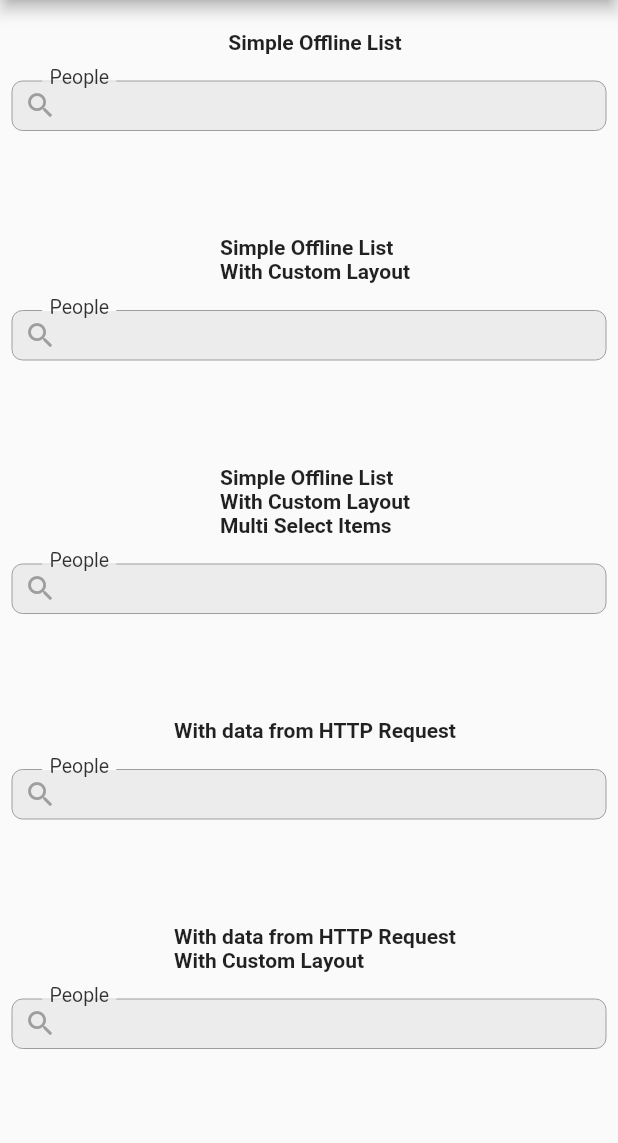
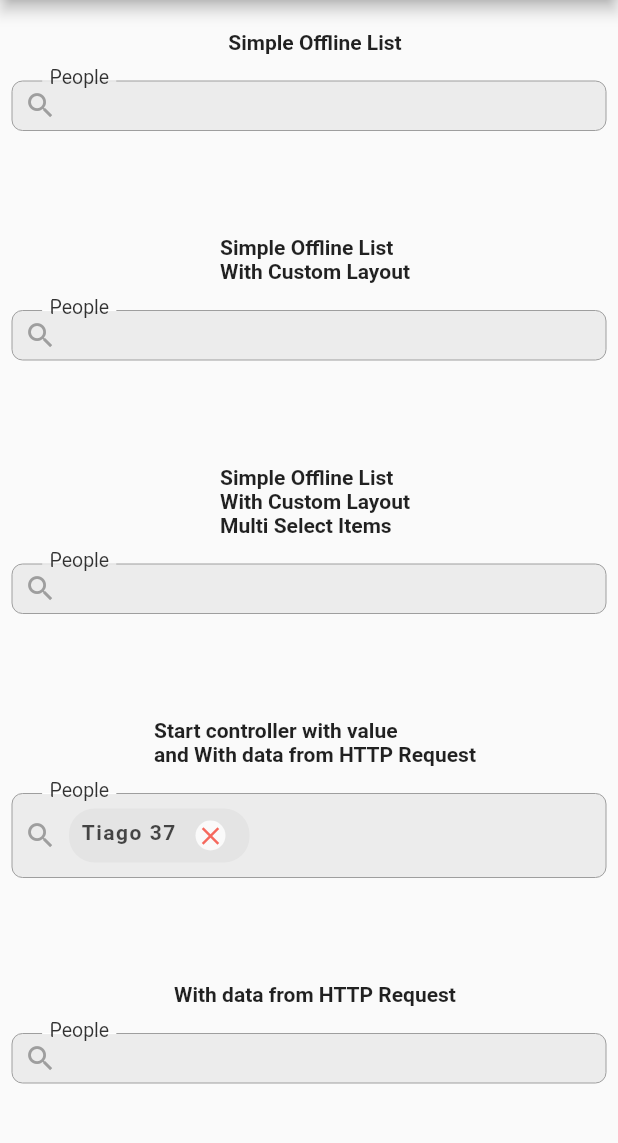
Before and after one commit to tiagosito/easy_search, a Flutter app: the screen it shows after launch, on a phone screen of 412 x 824 dp, the part 84-1227 px from its top. Run offline on Flutter 3.47's test engine with Material 2 defaults, Android fonts, the phone set to English and light mode, and no system bars; our stand-ins replace dio.

Commit message:
Added Option [startWithValue]

````diff
--- a/example/lib/main.dart
+++ b/example/lib/main.dart
@@ -135,6 +135,32 @@ class _MyHomePageState extends State<MyHomePage> {
             SizedBox(
               height: 50,
             ),
+            buildInformation(information: 'Start controller with value\nand With data from HTTP Request'),
+            EasySearch(
+              onSearch: (text) {
+                print('Filter Query: $text');
+                return getData(name: text);
+              },
+              startWithValue: true,
+              searchResultSettings: SearchResultSettings(
+                padding: EdgeInsets.only(left: 8.0, top: 8.0, right: 8.0),
+                label: LabelSettings.searchLabel(value: 'People'),
+              ),
+              filterPageSettings: FilterPageSettings(
+                searchOnShow: false,
+              ),
+              controller: SearchItem(
+                items: [
+                  Item(ModelExample(name: 'Tiago', age: 37), true),
+                  Item(ModelExample(name: 'Mel', age: 3), false),
+                  Item(ModelExample(name: 'Monique', age: 30), false),
+                  Item(ModelExample(name: 'Timothy', age: 0), false),
+                ],
+              ),
+            ),
+            SizedBox(
+              height: 50,
+            ),
             buildInformation(information: 'With data from HTTP Request'),
             EasySearch(
               onSearch: (text) {
@@ -145,7 +171,6 @@ class _MyHomePageState extends State<MyHomePage> {
                 padding: EdgeInsets.only(left: 8.0, top: 8.0, right: 8.0),
                 label: LabelSettings.searchLabel(value: 'People'),
               ),
-              filterPageSettings: FilterPageSettings(searchOnShow: true),
             ),
             SizedBox(
               height: 50,
--- a/lib/core/easy_search.dart
+++ b/lib/core/easy_search.dart
@@ -13,17 +13,15 @@ class EasySearch<T> extends StatefulWidget {
     SearchResultSettings searchResultSettings,
     FilterPageSettings filterPageSettings,
     bool multipleSelect,
+    bool startWithValue,
     this.controller,
     this.onSearch,
     this.onChange,
     this.customItemBuilder,
-  })  : this.searchResultSettings = searchResultSettings != null
-            ? searchResultSettings
-            : const SearchResultSettings(),
-        this.filterPageSettings = filterPageSettings != null
-            ? filterPageSettings
-            : const FilterPageSettings(),
+  })  : this.searchResultSettings = searchResultSettings != null ? searchResultSettings : const SearchResultSettings(),
+        this.filterPageSettings = filterPageSettings != null ? filterPageSettings : const FilterPageSettings(),
         this.multipleSelect = multipleSelect ?? false,
+        this.startWithValue = startWithValue ?? false,
         super(key: key);
 
   ///
@@ -52,6 +50,50 @@ class EasySearch<T> extends StatefulWidget {
   /// Default value: false
   ///
   final bool multipleSelect;
+
+  ///
+  /// Parameter name: [startWithValue]
+  ///
+  /// When this property is
+  /// ```dart
+  /// startWithValue == true,
+  /// ```
+  /// you allow the [controller] to start with list of items filled
+  ///
+  /// and can also make use of [OnSearch] to make
+  ///
+  /// requests to the web server
+  ///
+  /// Default value: false
+  ///
+  /// Example:
+  /// ```dart
+  /// EasySearch(
+  ///   onSearch: (text) {
+  ///     print('Filter Query: $text');
+  ///     return getData(name: text);
+  ///   },
+  ///   startWithValue: true,
+  ///   multipleSelect: true,
+  ///   searchResultSettings: SearchResultSettings(
+  ///     padding: EdgeInsets.only(left: 8.0, top: 8.0, right: 8.0),
+  ///     label: LabelSettings.searchLabel(value: 'People'),
+  ///   ),
+  ///   filterPageSettings: FilterPageSettings(
+  ///   searchOnShow: false, //Run search automatically when opening the search screen
+  ///   ),
+  ///   controller: SearchItem(
+  ///     items: [
+  ///       Item(ModelExample(name: 'Tiago', age: 37), true),
+  ///       Item(ModelExample(name: 'Mel', age: 3), true),
+  ///       Item(ModelExample(name: 'Monique', age: 30), false),
+  ///       Item(ModelExample(name: 'Timothy', age: 0), false),
+  ///     ],
+  ///   ),
+  /// ),
+  /// ```
+  ///
+  final bool startWithValue;
 
   ///
   /// Parameter name: [controller]
@@ -96,8 +138,7 @@ class EasySearch<T> extends StatefulWidget {
   final CustomItemBuilder<T> customItemBuilder;
 
   @override
-  _EasySearchState<T> createState() =>
-      _EasySearchState<T>(controller: controller);
+  _EasySearchState<T> createState() => _EasySearchState<T>(controller: controller);
 }
 
 class _EasySearchState<T> extends State<EasySearch<T>> {
@@ -116,8 +157,10 @@ class _EasySearchState<T> extends State<EasySearch<T>> {
       throw ('STOP: hOoo no Dev,\nThe controller cannot be null if OnSearch is also null');
     }
 
-    if (widget.onSearch != null && widget.controller != null) {
-      //Ignore offline list when OnSearch and Controller is not null
+    if (widget.onSearch != null && widget.controller != null && widget.startWithValue == false) {
+      //Ignore offline list when:
+      //OnSearch and Controller is not null
+      //and StartWithValue == false
       _controller = SearchItem(items: []);
     }
   }
@@ -168,18 +211,10 @@ class _EasySearchState<T> extends State<EasySearch<T>> {
               padding: const EdgeInsets.only(top: 10.0),
               child: Container(
                 decoration: BoxDecoration(
-                  border: Border.all(
-                      color: widget
-                          .searchResultSettings.styleSearchPage.borderColor,
-                      width: _borderWidth),
-                  color: widget
-                      .searchResultSettings.styleSearchPage.backGroundColor
-                      .withOpacity(widget.searchResultSettings.styleSearchPage
-                          .backgroundColorOpacity),
-                  borderRadius: BorderRadius.circular(widget
-                      .searchResultSettings
-                      .styleSearchPage
-                      .borderRadiusCircular),
+                  border: Border.all(color: widget.searchResultSettings.styleSearchPage.borderColor, width: _borderWidth),
+                  color: widget.searchResultSettings.styleSearchPage.backGroundColor
+                      .withOpacity(widget.searchResultSettings.styleSearchPage.backgroundColorOpacity),
+                  borderRadius: BorderRadius.circular(widget.searchResultSettings.styleSearchPage.borderRadiusCircular),
                 ),
                 constraints: BoxConstraints(
                   minHeight: 33.0,
@@ -219,25 +254,18 @@ class _EasySearchState<T> extends State<EasySearch<T>> {
                       if (result != null) {
                         _controller.listItems.updateList();
                         var itemsTemp = (result as SearchItem);
-                        if (itemsTemp == null ||
-                            itemsTemp.listItems == null ||
-                            itemsTemp.listItems.getListItems.length == 0) {
+                        if (itemsTemp == null || itemsTemp.listItems == null || itemsTemp.listItems.getListItems.length == 0) {
                           print('No items were selected');
                           _controller.clear();
                         } else {
                           //Check items selected == true;
 
-                          var selectedList = itemsTemp
-                              .getSelectedItems.getListItems
-                              .where((element) => element.selected)
-                              .toList();
+                          var selectedList =
+                              itemsTemp.getSelectedItems.getListItems.where((element) => element.selected).toList();
 
-                          if (_controller != null &&
-                              _controller.getSelectedItems.getListItems.length >
-                                  0) {
+                          if (_controller != null && _controller.getSelectedItems.getListItems.length > 0) {
                             for (var itemSelected in selectedList) {
-                              print(
-                                  'Item: ${itemSelected.item}  -  Selected: ${itemSelected.selected}');
+                              print('Item: ${itemSelected.item}  -  Selected: ${itemSelected.selected}');
                             }
                           }
                         }
@@ -250,15 +278,11 @@ class _EasySearchState<T> extends State<EasySearch<T>> {
                   child: Row(
                     children: [
                       SizedBox(
-                        width: widget.searchResultSettings.styleSearchPage
-                            .paddingLeftSearchIcon,
+                        width: widget.searchResultSettings.styleSearchPage.paddingLeftSearchIcon,
                       ),
-                      widget.searchResultSettings.prefix ??
-                          const Icon(Icons.search,
-                              color: Colors.grey, size: 22),
+                      widget.searchResultSettings.prefix ?? const Icon(Icons.search, color: Colors.grey, size: 22),
                       SizedBox(
-                        width: widget.searchResultSettings.styleSearchPage
-                            .paddingRightSearchIcon,
+                        width: widget.searchResultSettings.styleSearchPage.paddingRightSearchIcon,
                       ),
                       Expanded(
                         child: Padding(
@@ -268,19 +292,13 @@ class _EasySearchState<T> extends State<EasySearch<T>> {
                             builder: (_, __, ___) {
                               return this._controller?.hasSelection == true
                                   ? Wrap(
-                                      spacing: widget
-                                          .searchResultSettings
-                                          .styleSearchPage
-                                          .spacingBetweenItemsValue,
+                                      spacing: widget.searchResultSettings.styleSearchPage.spacingBetweenItemsValue,
                                       children: buildTextItem(
                                         context: context,
                                         searchItem: _controller,
                                       ),
                                     )
-                                  : _label(
-                                          widget.searchResultSettings.labelHint,
-                                          "search...") ??
-                                      Container();
+                                  : _label(widget.searchResultSettings.labelHint, "search...") ?? Container();
                             },
                           ),
                         ),
@@ -291,8 +309,7 @@ class _EasySearchState<T> extends State<EasySearch<T>> {
                 ),
               ),
             ),
-            if (widget.searchResultSettings.label?.value != null &&
-                widget.searchResultSettings.label?.value?.isNotEmpty == true)
+            if (widget.searchResultSettings.label?.value != null && widget.searchResultSettings.label?.value?.isNotEmpty == true)
               Positioned(
                 left: 20,
                 top: 9.5,
@@ -308,8 +325,7 @@ class _EasySearchState<T> extends State<EasySearch<T>> {
                   ),
                 ),
               ),
-            if (widget.searchResultSettings.label?.value != null &&
-                widget.searchResultSettings.label?.value?.isNotEmpty == true)
+            if (widget.searchResultSettings.label?.value != null && widget.searchResultSettings.label?.value?.isNotEmpty == true)
               Positioned(
                 left: 25,
                 child: ClipRRect(
@@ -328,13 +344,13 @@ class _EasySearchState<T> extends State<EasySearch<T>> {
 
   //Call OnChange Method
   void callOnChange() {
+    if (widget.onChange == null) {
+      return;
+    }
+
     List<T> onChangeValues;
-    if (_controller != null &&
-        _controller.getSelectedItems != null &&
-        _controller.getSelectedItems.getListItems.length > 0) {
-      var selectedList = _controller.getSelectedItems.getListItems
-          .where((element) => element.selected)
-          .toList();
+    if (_controller != null && _controller.getSelectedItems != null && _controller.getSelectedItems.getListItems.length > 0) {
+      var selectedList = _controller.getSelectedItems.getListItems.where((element) => element.selected).toList();
 
       onChangeValues = [];
       selectedList.forEach(
@@ -352,13 +368,9 @@ class _EasySearchState<T> extends State<EasySearch<T>> {
     for (var element in searchItem.getSelectedItems.getListItems) {
       listWidget.add(
         InkWell(
-          highlightColor:
-              widget.searchResultSettings.buildItemResult.highlightColor,
-          splashColor:
-              widget.searchResultSettings.buildItemResult.splashColor ??
-                  Theme.of(context).primaryColor,
-          borderRadius: BorderRadius.circular(widget.searchResultSettings
-              .buildItemResult.circularBackgroundBorderRadius),
+          highlightColor: widget.searchResultSettings.buildItemResult.highlightColor,
+          splashColor: widget.searchResultSettings.buildItemResult.splashColor ?? Theme.of(context).primaryColor,
+          borderRadius: BorderRadius.circular(widget.searchResultSettings.buildItemResult.circularBackgroundBorderRadius),
           onTap: () {
             print('The item - ${element.item.toString()} has been removed');
             element.selected = false;
@@ -369,70 +381,48 @@ class _EasySearchState<T> extends State<EasySearch<T>> {
             callOnChange();
           },
           child: Padding(
-            padding:
-                widget.searchResultSettings.buildItemResult.backgroundPadding,
+            padding: widget.searchResultSettings.buildItemResult.backgroundPadding,
             child: Container(
               decoration: BoxDecoration(
-                color: widget
-                    .searchResultSettings.buildItemResult.backgroundColor
-                    .withOpacity(widget.searchResultSettings.buildItemResult
-                        .backgroundOpacity),
-                borderRadius: BorderRadius.circular(widget.searchResultSettings
-                    .buildItemResult.circularBorderRadiusItem),
+                color: widget.searchResultSettings.buildItemResult.backgroundColor
+                    .withOpacity(widget.searchResultSettings.buildItemResult.backgroundOpacity),
+                borderRadius: BorderRadius.circular(widget.searchResultSettings.buildItemResult.circularBorderRadiusItem),
               ),
               child: Padding(
-                padding:
-                    widget.searchResultSettings.buildItemResult.itemPadding,
+                padding: widget.searchResultSettings.buildItemResult.itemPadding,
                 child: Wrap(
-                  spacing: widget
-                      .searchResultSettings.buildItemResult.spacingBetweenItem,
+                  spacing: widget.searchResultSettings.buildItemResult.spacingBetweenItem,
                   children: [
                     Text(
                       element.item.toString(),
                       style: TextStyle(
-                        fontSize: widget.searchResultSettings.buildItemResult
-                            .itemValue.fontSize,
-                        fontWeight: widget.searchResultSettings.buildItemResult
-                            .itemValue.fontWeight,
-                        letterSpacing: widget.searchResultSettings
-                            .buildItemResult.itemValue.letterSpacing,
-                        color: widget.searchResultSettings.buildItemResult
-                            .itemValue.color
-                            .withOpacity(widget.searchResultSettings
-                                .buildItemResult.itemValue.colorOpacity),
+                        fontSize: widget.searchResultSettings.buildItemResult.itemValue.fontSize,
+                        fontWeight: widget.searchResultSettings.buildItemResult.itemValue.fontWeight,
+                        letterSpacing: widget.searchResultSettings.buildItemResult.itemValue.letterSpacing,
+                        color: widget.searchResultSettings.buildItemResult.itemValue.color
+                            .withOpacity(widget.searchResultSettings.buildItemResult.itemValue.colorOpacity),
                       ),
                     ),
                     Padding(
-                      padding: const EdgeInsets.only(
-                          left: 8.0, top: 0.0, right: 8.0, bottom: 0.0),
+                      padding: const EdgeInsets.only(left: 8.0, top: 0.0, right: 8.0, bottom: 0.0),
                       child: Container(
                         width: 20,
                         height: 20,
                         decoration: BoxDecoration(
-                          color: widget.searchResultSettings.buildItemResult
-                              .removeItemIconBackgroundColor
-                              .withOpacity(widget
-                                  .searchResultSettings
-                                  .buildItemResult
-                                  .removeItemIconBackgroundOpacity),
+                          color: widget.searchResultSettings.buildItemResult.removeItemIconBackgroundColor
+                              .withOpacity(widget.searchResultSettings.buildItemResult.removeItemIconBackgroundOpacity),
                           shape: BoxShape.circle,
                         ),
                         child: Icon(
-                          widget.searchResultSettings.buildItemResult
-                              .removeItemIcon,
-                          color: widget.searchResultSettings.buildItemResult
-                                      .removeItemIconBackgroundColor !=
-                                  widget.searchResultSettings.buildItemResult
-                                      .removeItemIconColor
-                              ? widget.searchResultSettings.buildItemResult
-                                  .removeItemIconColor
-                                  .withOpacity(widget.searchResultSettings
-                                      .buildItemResult.removeItemIconOpacity)
-                              : Theme.of(context).primaryColor !=
-                                      widget.searchResultSettings
-                                          .buildItemResult.backgroundColor
-                                  ? Theme.of(context).primaryColor.withOpacity(
-                                      widget.searchResultSettings.buildItemResult.removeItemIconOpacity)
+                          widget.searchResultSettings.buildItemResult.removeItemIcon,
+                          color: widget.searchResultSettings.buildItemResult.removeItemIconBackgroundColor !=
+                                  widget.searchResultSettings.buildItemResult.removeItemIconColor
+                              ? widget.searchResultSettings.buildItemResult.removeItemIconColor
+                                  .withOpacity(widget.searchResultSettings.buildItemResult.removeItemIconOpacity)
+                              : Theme.of(context).primaryColor != widget.searchResultSettings.buildItemResult.backgroundColor
+                                  ? Theme.of(context)
+                                      .primaryColor
+                                      .withOpacity(widget.searchResultSettings.buildItemResult.removeItemIconOpacity)
                                   : Colors.red,
                           size: 20,
                         ),
--- a/pubspec.yaml
+++ b/pubspec.yaml
@@ -1,6 +1,6 @@
 name: easy_search
 description: A highly customizable search component to accelerate your development.
-version: 1.0.5
+version: 1.0.6
 homepage: https://github.com/tiagosito/easy_search
 
 environment:
````
Also changed, not shown: lib/core/filter_action_button.dart (+13 -42 lines), lib/core/filter_page_settings.dart (+114 -19 lines), example/pubspec.lock, 1 other file.
